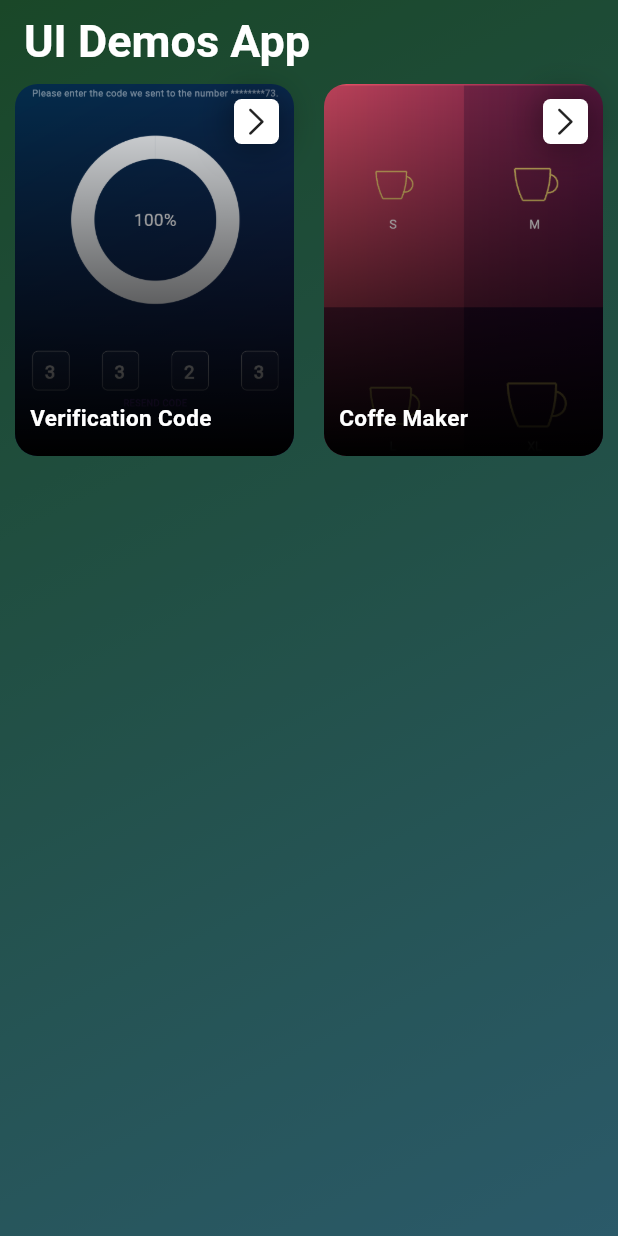
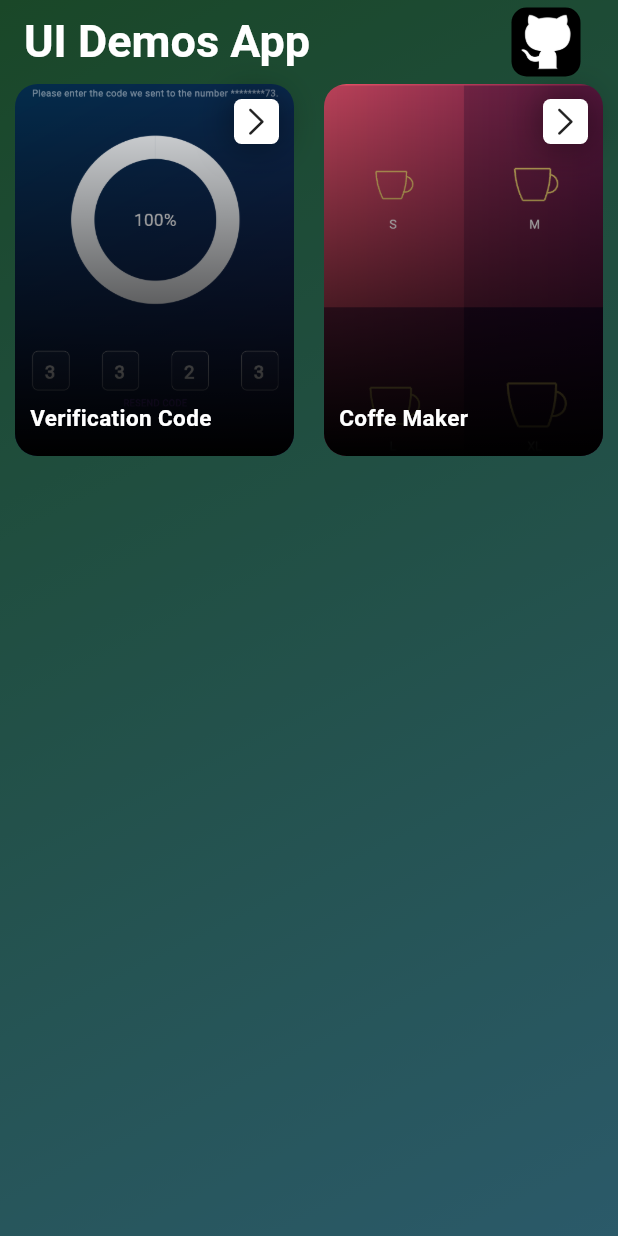
Before and after one commit to jesuspedge/ui_demo_app, a Flutter app: the screen it shows after launch, on a phone screen of 412 x 824 dp. Run offline on Flutter 3.47's test engine with Material 3 defaults, Android fonts, the phone set to English and light mode, and no system bars; our stand-ins replace equatable, flutter_bloc; missing offline and left inert: dart:html.

```diff
--- a/lib/home_mobile/view/home_mobile_page.dart
+++ b/lib/home_mobile/view/home_mobile_page.dart
@@ -1,3 +1,5 @@
+import 'dart:html' as html;
+
 import 'package:flutter/cupertino.dart';
 import 'package:flutter/material.dart';
 import 'package:flutter_bloc/flutter_bloc.dart';
@@ -37,6 +39,27 @@ class _HomeMobilePageState extends State<HomeMobilePage> {
             style: TextStyle(
                 color: Colors.white, fontSize: 30, fontWeight: FontWeight.bold),
           ),
+          actions: [
+            GestureDetector(
+              onTap: () => html.window
+                  .open('https://github.com/jesuspedge/ui_demo_app', 'Github'),
+              child: Padding(
+                padding: const EdgeInsets.symmetric(horizontal: 20),
+                child: Container(
+                  margin: const EdgeInsets.all(5),
+                  padding: const EdgeInsets.all(2),
+                  decoration: const BoxDecoration(
+                    color: Colors.black,
+                    borderRadius: BorderRadius.all(Radius.circular(10)),
+                  ),
+                  child: Image.asset(
+                    'assets/images/github_logo.png',
+                    color: Colors.white,
+                  ),
+                ),
+              ),
+            ),
+          ],
         ),
         body: Center(
           child: Padding(
```
Also changed, not shown: assets/images/github_logo.png (added).
